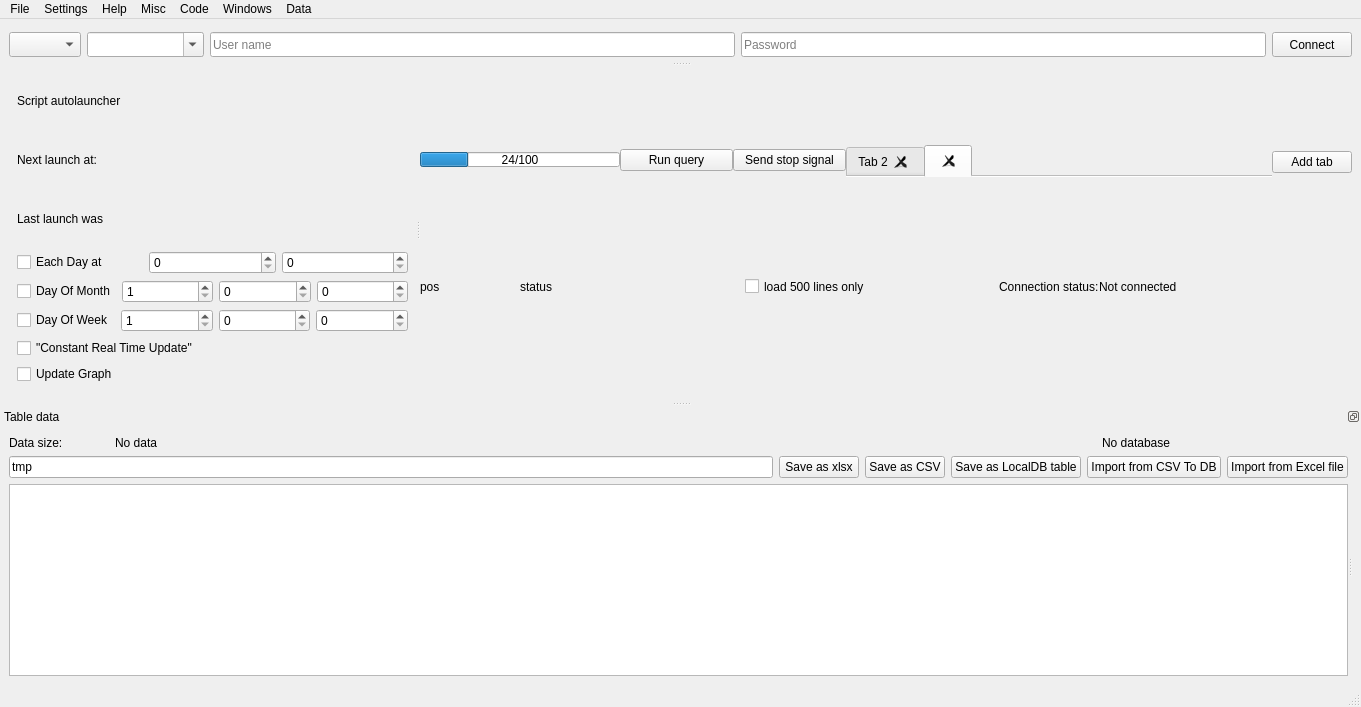
First picture: the form in DBLoader CMake/loaderwidnow.ui, repository gfifgfifofich/DB_loader, before the edit.
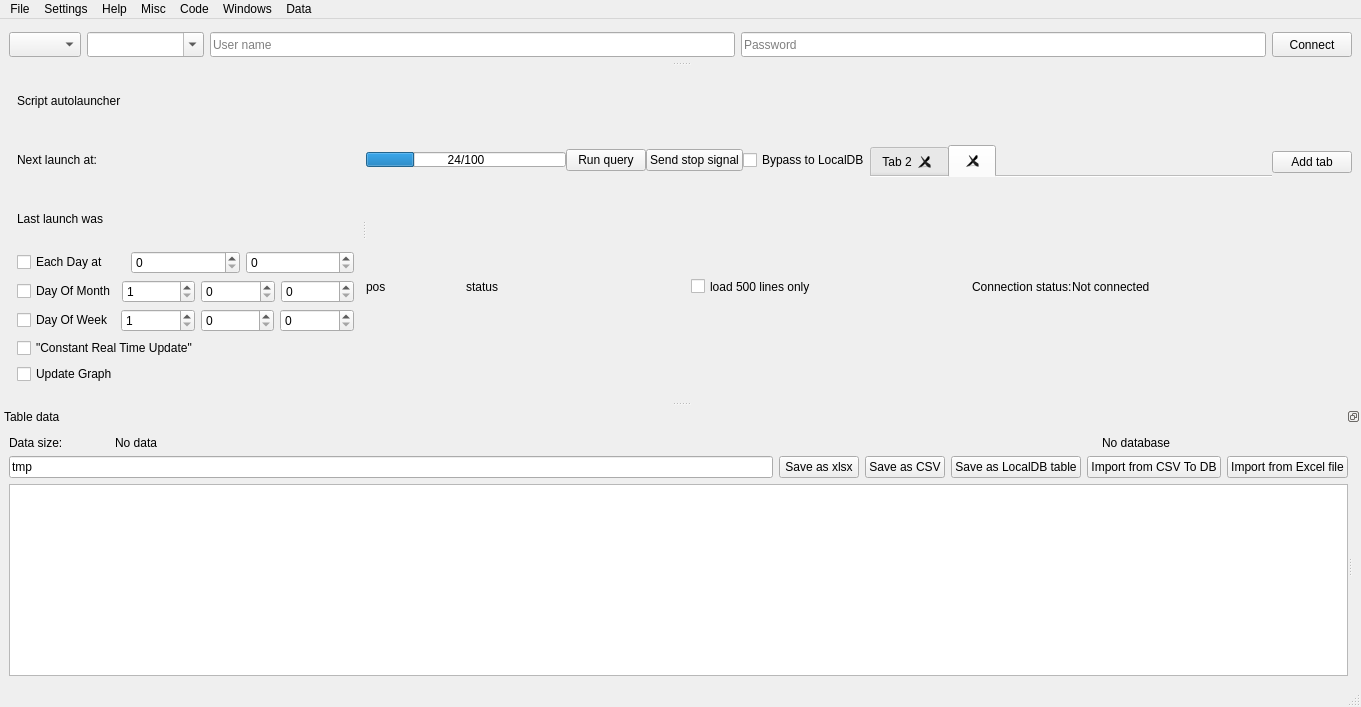
Second picture: the form after the edit.

Commit message:
data bypass in ui
data bypass option in ui

What changed in the file:
```diff
--- a/DBLoader CMake/loaderwidnow.ui
+++ b/DBLoader CMake/loaderwidnow.ui
@@ -384,6 +384,13 @@
                </property>
               </widget>
              </item>
+             <item>
+              <widget class="QCheckBox" name="bypassToLocalDb_checkBox">
+               <property name="text">
+                <string>Bypass to LocalDB</string>
+               </property>
+              </widget>
+             </item>
             </layout>
            </item>
            <item>
```
The commit also changes 7 other files.
